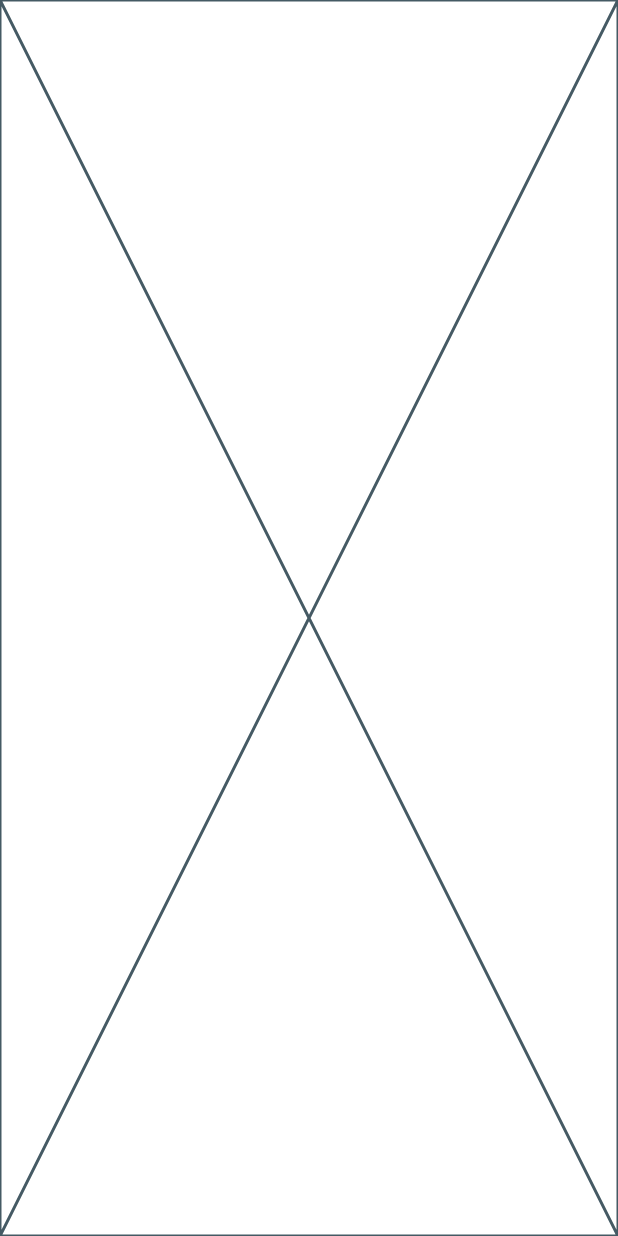
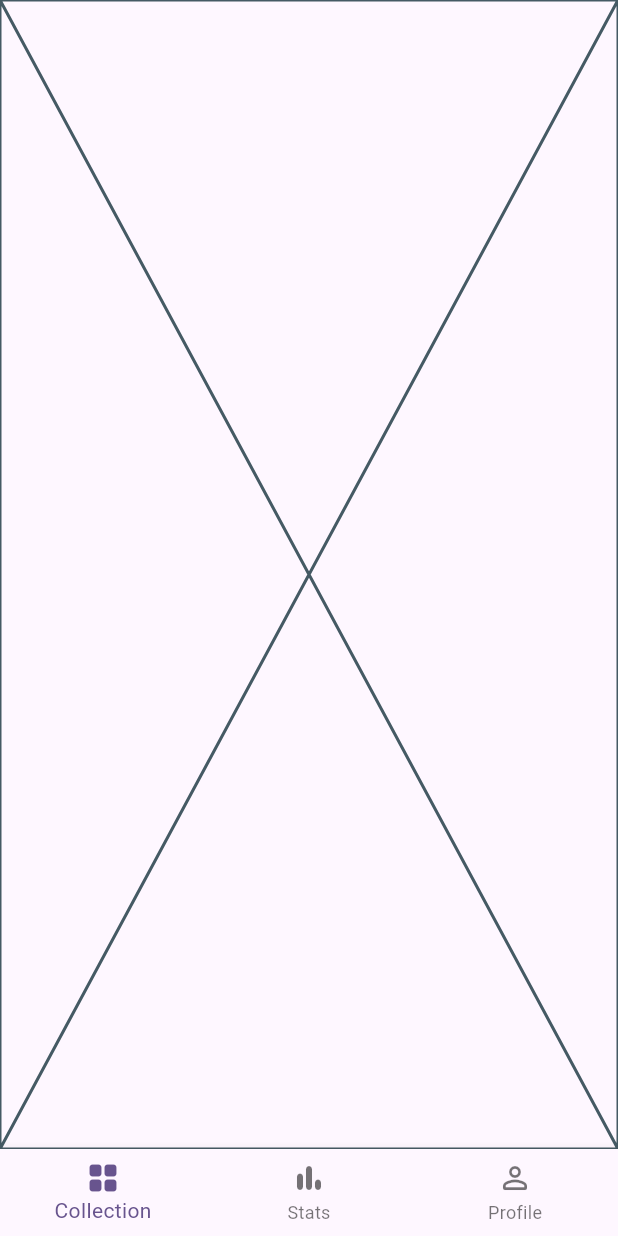
Before and after one commit to ScottBaroni/media_collection_app, a Flutter app: the screen it shows after launch, on a phone screen of 412 x 824 dp. Run offline on Flutter 3.47's test engine with Material 3 defaults, Android fonts, the phone set to English and light mode, and no system bars; our stand-ins replace sqflite; accounts and stored records are empty.

Commit message:
Added navigation bar (nav shell)

```diff
--- a/lib/main.dart
+++ b/lib/main.dart
@@ -1,6 +1,7 @@
 import 'package:flutter/material.dart';
 import 'package:provider/provider.dart';
 import 'providers/collection_provider.dart';
+import 'screens/shell_screen.dart';
 
 void main() {
   runApp(const MediaShelfApp());
@@ -21,7 +22,7 @@ class MediaShelfApp extends StatelessWidget {
         theme: ThemeData(
           colorScheme: ColorScheme.fromSeed(seedColor: Colors.deepPurple),
         ),
-        home: const Placeholder(), // Replace this with the shell later
+        home: const ShellScreen(),
       ),
     );
   }
--- /dev/null
+++ b/lib/screens/shell_screen.dart
@@ -0,0 +1,46 @@
+import 'package:flutter/material.dart';
+
+class ShellScreen extends StatefulWidget {
+  const ShellScreen({super.key});
+
+  @override
+  State<ShellScreen> createState() => _ShellScreenState();
+}
+
+class _ShellScreenState extends State<ShellScreen> {
+  int _currentIndex = 0;
+
+  final List<Widget> _screens = [
+    const Placeholder(), // Collection
+    const Placeholder(), // Stats
+    const Placeholder(), // Profile
+  ];
+
+  @override
+  Widget build(BuildContext context) {
+    return Scaffold(
+      body: IndexedStack(
+        index: _currentIndex,
+        children: _screens,
+      ),
+      bottomNavigationBar: BottomNavigationBar(
+        currentIndex: _currentIndex,
+        onTap: (index) => setState(() => _currentIndex = index),
+        items: const [
+          BottomNavigationBarItem(
+            icon: Icon(Icons.grid_view_rounded),
+            label: 'Collection',
+          ),
+          BottomNavigationBarItem(
+            icon: Icon(Icons.bar_chart_rounded),
+            label: 'Stats',
+          ),
+          BottomNavigationBarItem(
+            icon: Icon(Icons.person_outline_rounded),
+            label: 'Profile',
+          ),
+        ],
+      ),
+    );
+  }
+}
```
